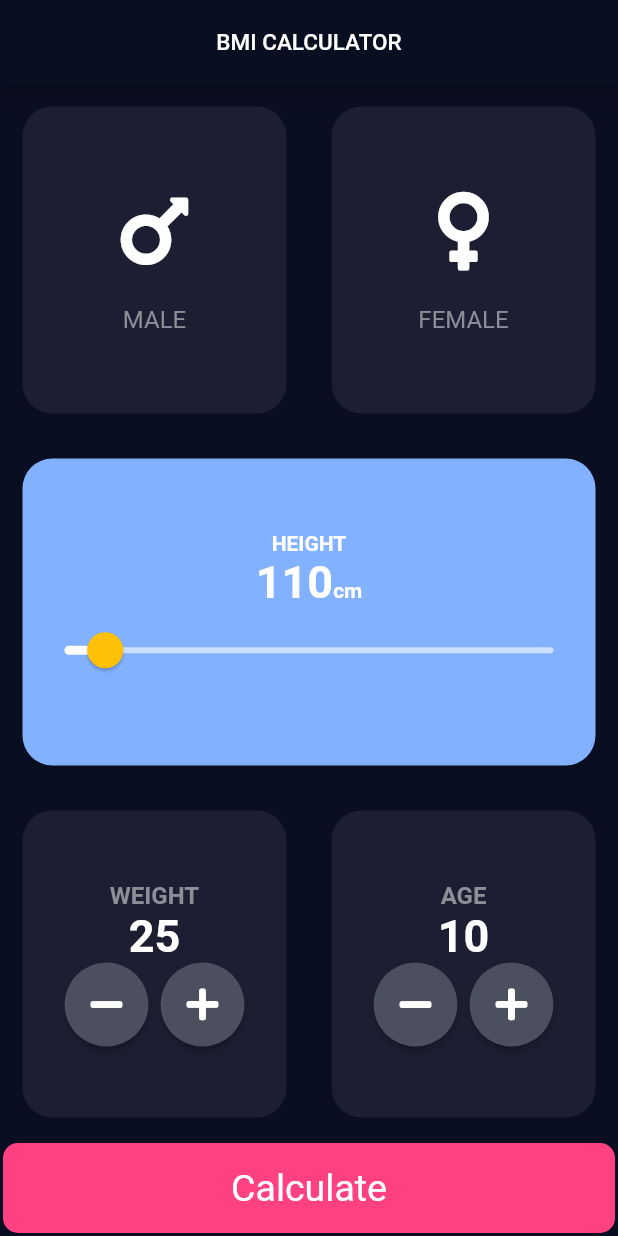
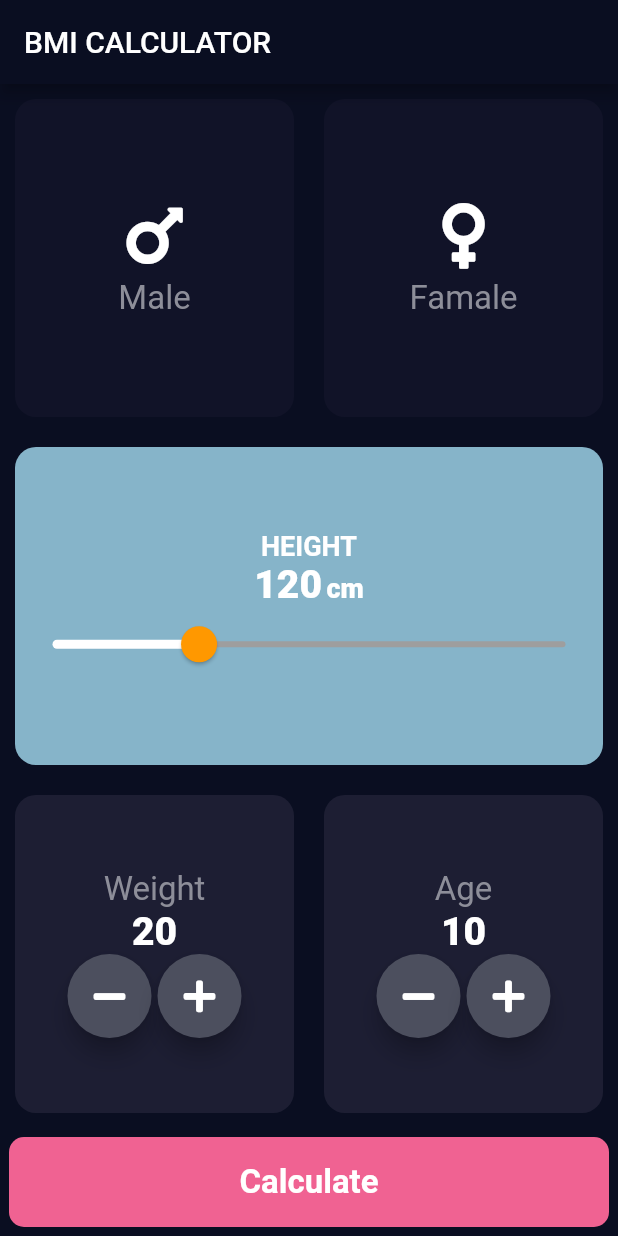
Before and after one commit to aravindmedamoni/BMI-Caluculator, a Flutter app: the screen it shows after launch, on a phone screen of 412 x 824 dp. Run offline on Flutter 3.47's test engine with Material 2 defaults, Android fonts, the phone set to English and light mode, and no system bars; our stand-ins replace fluttertoast, font_awesome_flutter, toast.

Commit message:
Changes done in main.dart file code

```diff
--- /dev/null
+++ b/bmi-calculator-flutter/lib/components/input_page.dart
@@ -0,0 +1,271 @@
+import 'package:flutter/material.dart';
+import 'package:font_awesome_flutter/font_awesome_flutter.dart';
+import '../screens/reusable_card.dart';
+import '../screens/icon_content.dart';
+import '../constants.dart';
+import 'results_screen.dart';
+import '../screens/bottom_button.dart';
+import '../screens/round_icon_button.dart';
+import 'package:bmi_calculator/result_brain.dart';
+import 'package:toast/toast.dart';
+
+enum Gender {
+  male,
+  female,
+}
+
+class InputPage extends StatefulWidget {
+  @override
+  _InputPageState createState() => _InputPageState();
+}
+
+class _InputPageState extends State<InputPage> {
+  Gender selectedGender;
+  int height = 120;
+  int weight = 20;
+  int age = 10;
+
+//  Color maleCardColor = inactiveCardColor;
+//  Color femaleCardColor = inactiveCardColor;
+//
+//  void updateCardColor(Gender selectedGender){
+//    if(selectedGender == Gender.male){
+//      if(maleCardColor == inactiveCardColor){
+//        maleCardColor = activeCardColor;
+//        femaleCardColor = inactiveCardColor;
+//      }else{
+//        maleCardColor = inactiveCardColor;
+//      }
+//    }else{
+//      if(femaleCardColor == inactiveCardColor){
+//        femaleCardColor = activeCardColor;
+//        maleCardColor = inactiveCardColor;
+//      }else{
+//        femaleCardColor = activeCardColor;
+//      }
+//    }
+//  }
+  @override
+  Widget build(BuildContext context) {
+    return Scaffold(
+        appBar: AppBar(
+          title: Text('BMI CALCULATOR'),
+        ),
+        body: Column(
+          crossAxisAlignment: CrossAxisAlignment.stretch,
+          children: <Widget>[
+            Expanded(
+              child: Row(
+                children: <Widget>[
+                  Expanded(
+                    child: ReusableCard(
+                      onPress: () {
+                        setState(() {
+                          //updateCardColor(Gender.male);
+                          selectedGender = Gender.male;
+                        });
+                      },
+                      colour: selectedGender == Gender.male
+                          ? kActiveCardColor
+                          : kInactiveCardColor,
+                      cardChild: IconContent(
+                        genderIcon: FontAwesomeIcons.mars,
+                        gender: 'Male',
+                      ),
+                    ),
+                  ),
+                  Expanded(
+                    child: ReusableCard(
+                      onPress: () {
+                        setState(() {
+                          //updateCardColor(Gender.female);
+                          selectedGender = Gender.female;
+                        });
+                      },
+                      colour: selectedGender == Gender.female
+                          ? kActiveCardColor
+                          : kInactiveCardColor,
+                      cardChild: IconContent(
+                        genderIcon: FontAwesomeIcons.venus,
+                        gender: 'Famale',
+                      ),
+                    ),
+                  ),
+                ],
+              ),
+            ),
+            Expanded(
+              child: ReusableCard(
+                colour: Color(0xFF86B4C9),
+                cardChild: Column(
+                  mainAxisAlignment: MainAxisAlignment.center,
+                  children: <Widget>[
+                    Text(
+                      'HEIGHT',
+                      style: TextStyle(
+                        fontSize: 18.0,
+                        fontWeight: FontWeight.bold,
+                        color: Colors.white,
+                      ),
+                    ),
+                    Row(
+                      mainAxisAlignment: MainAxisAlignment.center,
+                      crossAxisAlignment: CrossAxisAlignment.baseline,
+                      textBaseline: TextBaseline.alphabetic,
+                      children: <Widget>[
+                        Text(
+                          height.toString(),
+                          style: kNumberTextStyle,
+                        ),
+                        SizedBox(
+                          width: 3.0,
+                        ),
+                        Text(
+                          'cm',
+                          style: TextStyle(
+                            fontSize: 18.0,
+                            fontWeight: FontWeight.w900,
+                            color: Colors.white,
+                          ),
+                        ),
+                      ],
+                    ),
+                    SliderTheme(
+                      data: SliderTheme.of(context).copyWith(
+                        activeTrackColor: Colors.white,
+                        inactiveTrackColor: Colors.grey,
+                        thumbColor: Colors.orange,
+                        overlayColor: Color(0x29FF9800),
+                        thumbShape: RoundSliderThumbShape(
+                            enabledThumbRadius: 12.0),
+                        overlayShape: RoundSliderOverlayShape(
+                            overlayRadius: 25.0),
+                      ),
+                      child: Slider(value: height.toDouble(),
+                        min: 80.0,
+                        max: 220.0,
+                        onChanged: (double newValue) {
+                          setState(() {
+                            height = newValue.round();
+                          });
+                        },
+                      ),
+                    ),
+                  ],
+                ),
+              ),
+            ),
+            Expanded(
+              child: Row(
+                children: <Widget>[
+                  Expanded(
+                    child: ReusableCard(
+                      colour: kActiveCardColor,
+                      cardChild: Column(
+                        mainAxisAlignment: MainAxisAlignment.center,
+                        children: <Widget>[
+                          Text(
+                            'Weight',
+                            style: kLabelTextStyle,
+                          ),
+                          Text(
+                            weight.toString(),
+                            style: kNumberTextStyle,
+                          ),
+                          Row(
+                            mainAxisAlignment: MainAxisAlignment.center,
+                            children: <Widget>[
+                              RoundIconButton(
+                                icon: FontAwesomeIcons.minus,
+                                onPress: () {
+                                  setState(() {
+                                    weight--;
+                                  });
+                                },
+                              ),
+                              SizedBox(
+                                width: 4.0,
+                              ),
+                              RoundIconButton(
+                                icon: FontAwesomeIcons.plus,
+                                onPress: () {
+                                  setState(() {
+                                    weight++;
+                                  });
+                                },
+                              ),
+                            ],
+                          ),
+                        ],
+                      ),
+                    ),
+                  ),
+                  Expanded(
+                    child: ReusableCard(
+                      colour: kActiveCardColor,
+                      cardChild: Column(
+                        mainAxisAlignment: MainAxisAlignment.center,
+                        children: <Widget>[
+                          Text(
+                            'Age',
+                            style: kLabelTextStyle,
+                          ),
+                          Text(
+                            age.toString(),
+                            style: kNumberTextStyle,
+                          ),
+                          Row(
+                            mainAxisAlignment: MainAxisAlignment.center,
+                            children: <Widget>[
+                              RoundIconButton(
+                                icon: FontAwesomeIcons.minus,
+                                onPress: () {
+                                  setState(() {
+                                    age--;
+                                  });
+                                },
+                              ),
+                              SizedBox(
+                                width: 4.0,
+                              ),
+                              RoundIconButton(
+                                icon: FontAwesomeIcons.plus,
+                                onPress: () {
+                                  setState(() {
+                                    age++;
+                                  });
+                                },
+                              ),
+                            ],
+                          ),
+                        ],
+                      ),
+                    ),
+                  ),
+                ],
+              ),
+            ),
+            BottomButton(buttonName: 'Calculate', onPress: () {
+
+              if(selectedGender == Gender.male || selectedGender == Gender.female){
+                ResultBrain resultBrain = ResultBrain(weight: weight,height: height);
+
+                Navigator.push(context, MaterialPageRoute(builder: (context) =>
+                    ResultScreen(
+                      bmiResult: resultBrain.calculateBMI(),
+                      resultText: resultBrain.getText(),
+                      interpretation: resultBrain.getInterpretation(),
+                    ),
+                ),
+                );
+              }else {
+
+                Toast.show("Please Select Gender", context, duration: Toast.LENGTH_SHORT, gravity:  Toast.CENTER,backgroundColor: Colors.red);
+
+              }
+            },
+            ),
+          ],
+        ));
+  }
+}
--- /dev/null
+++ b/bmi-calculator-flutter/lib/constants.dart
@@ -0,0 +1,27 @@
+import 'package:flutter/material.dart';
+
+
+const kBottomContainerHeight = 60.0;
+const kActiveCardColor = Color(0xFF1D1E33);
+const kInactiveCardColor = Color(0xFF111328);
+const kBottomContainerColor = Color(0xFFf06292);
+
+const kLabelTextStyle =  TextStyle(
+  fontSize: 22.0,
+  color: Color(0xFF8D8E99),
+);
+
+const kNumberTextStyle = TextStyle(
+  fontWeight: FontWeight.w900,
+  fontSize: 26.0,
+);
+
+const kBottomContainerTextStyle = TextStyle(
+  fontSize: 22.0,
+  fontWeight: FontWeight.bold,
+);
+
+const kResultTextStyle = TextStyle(
+  fontSize: 22.0,
+  color: Colors.greenAccent,
+);
--- a/bmi-calculator-flutter/lib/main.dart
+++ b/bmi-calculator-flutter/lib/main.dart
@@ -1,16 +1,22 @@
 import 'package:flutter/material.dart';
-import 'package:bmi_calculator/screens/input_page.dart';
+import 'components/input_page.dart';
+import 'package:flutter/services.dart';
+
 
 void main() => runApp(BMICalculator());
 
 class BMICalculator extends StatelessWidget {
   @override
   Widget build(BuildContext context) {
+    SystemChrome.setPreferredOrientations([
+      DeviceOrientation.portraitUp,
+      DeviceOrientation.portraitDown,
+    ]);
     return MaterialApp(
       debugShowCheckedModeBanner: false,
       theme: ThemeData.dark().copyWith(
-        primaryColor: Color(0xff0a0e21),
-        scaffoldBackgroundColor: Color(0xff0a0e21),
+        primaryColor: Color(0xFF0A0E21),
+        scaffoldBackgroundColor: Color(0xFF0A0E21),
       ),
       home: InputPage(),
     );
--- /dev/null
+++ b/bmi-calculator-flutter/lib/screens/bottom_button.dart
@@ -0,0 +1,33 @@
+import 'package:flutter/material.dart';
+import '../constants.dart';
+
+class BottomButton extends StatelessWidget {
+
+  final String buttonName;
+  final Function onPress;
+
+  BottomButton({@required this.buttonName, @required this.onPress});
+
+  @override
+  Widget build(BuildContext context) {
+    return GestureDetector(
+      onTap: onPress,
+      child: Container(
+        height: kBottomContainerHeight,
+        width: double.infinity,
+        margin: EdgeInsets.all(6.0),
+        child: Center(
+          child: Text(
+            buttonName,
+            style: kBottomContainerTextStyle,
+          ),
+        ),
+        decoration: BoxDecoration(
+          color: kBottomContainerColor,
+          borderRadius: BorderRadius.circular(10.0),
+        ),
+        //child: Text('Calculate'),
+      ),
+    );
+  }
+}
--- /dev/null
+++ b/bmi-calculator-flutter/lib/screens/icon_content.dart
@@ -0,0 +1,29 @@
+import 'package:flutter/material.dart';
+import '../constants.dart';
+
+class IconContent extends StatelessWidget {
+
+  final String gender;
+  final IconData genderIcon;
+  IconContent({@required this.genderIcon,@required this.gender});
+  @override
+  Widget build(BuildContext context) {
+    return Column(
+      mainAxisAlignment: MainAxisAlignment.center,
+      children: <Widget>[
+        Icon(
+          genderIcon,
+          //FontAwesomeIcons.mars,
+          size: 50.0,
+        ),
+        SizedBox(
+          height: 4.0,
+        ),
+        Text(
+          gender,
+          style:kLabelTextStyle,
+        ),
+      ],
+    );
+  }
+}
--- /dev/null
+++ b/bmi-calculator-flutter/lib/screens/reusable_card.dart
@@ -0,0 +1,24 @@
+import 'package:flutter/material.dart';
+
+class ReusableCard extends StatelessWidget {
+
+  final Color colour;
+  final Widget cardChild;
+  final Function onPress;
+
+  ReusableCard({@required this.colour,this.cardChild, this.onPress});
+  @override
+  Widget build(BuildContext context) {
+    return GestureDetector(
+      onTap: onPress,
+      child: Container(
+        child: cardChild,
+        margin: EdgeInsets.all(10.0),
+        decoration: BoxDecoration(
+          color: colour,
+          borderRadius: BorderRadius.circular(14.0),
+        ),
+      ),
+    );
+  }
+}
--- /dev/null
+++ b/bmi-calculator-flutter/lib/screens/round_icon_button.dart
@@ -0,0 +1,25 @@
+import 'package:flutter/material.dart';
+
+
+class RoundIconButton extends StatelessWidget {
+
+  final IconData icon;
+  final Function onPress;
+
+  RoundIconButton({this.icon, this.onPress});
+
+  @override
+  Widget build(BuildContext context) {
+    return RawMaterialButton(
+      child: Icon(icon),
+      onPressed: onPress,
+      elevation: 6.0,
+      shape: CircleBorder(),
+      constraints: BoxConstraints.tightFor(
+        height: 56.0,
+        width: 56.0,
+      ),
+      fillColor: Color(0xFF4C4F5E),
+    );
+  }
+}
--- a/bmi-calculator-flutter/pubspec.yaml
+++ b/bmi-calculator-flutter/pubspec.yaml
@@ -12,7 +12,7 @@ dependencies:
 
   cupertino_icons: ^0.1.2
   font_awesome_flutter: ^8.5.0
-  fluttertoast: ^3.1.0
+  toast: ^0.1.5
 
 dev_dependencies:
   flutter_test:
```
Also changed, not shown: bmi-calculator-flutter/lib/components/results_screen.dart (added, +73 -0 lines), bmi-calculator-flutter/lib/result_brain.dart (added, +35 -0 lines), 4 other files.
